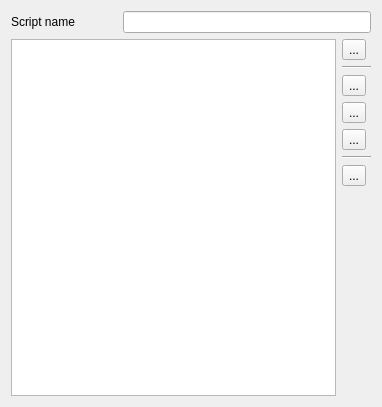
The window that trunk/ui/src/scripteditor.ui (Bondzio/qlc) describes before a commit, drawn with Qt 5.
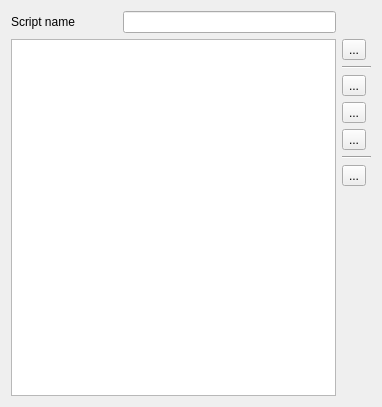
The same window after the commit. Icons and pictures are not drawn.

Commit message: Unified some dialogs' looks

```diff
--- a/trunk/ui/src/scripteditor.ui
+++ b/trunk/ui/src/scripteditor.ui
@@ -21,7 +21,7 @@
      </property>
     </widget>
    </item>
-   <item row="0" column="1" colspan="3">
+   <item row="0" column="1" colspan="2">
     <widget class="QLineEdit" name="m_nameEdit"/>
    </item>
    <item row="1" column="0" rowspan="8" colspan="3">
```
The commit also changes 3 other files.
